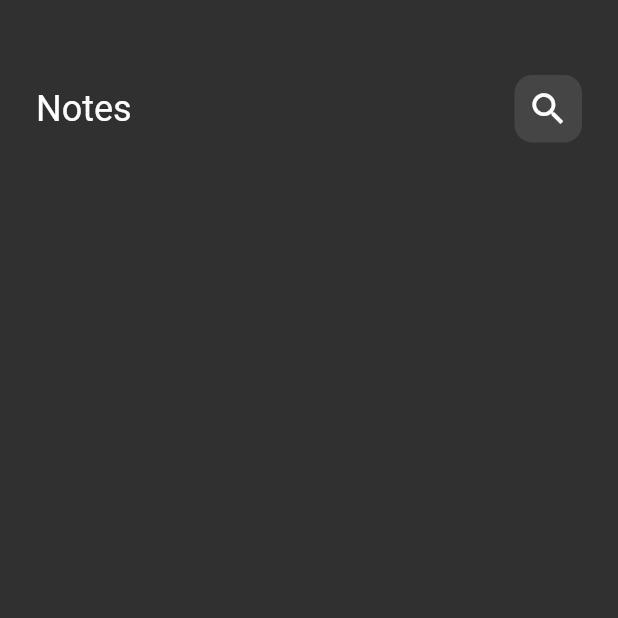
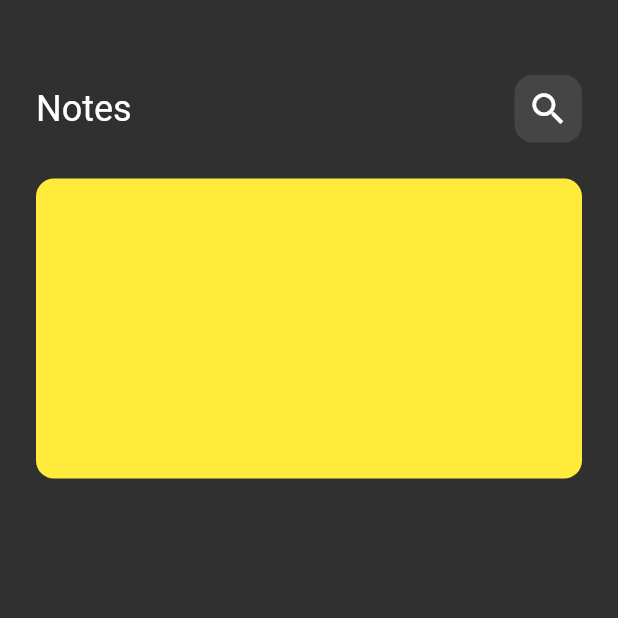
Before and after one commit to MohaamedHamdy/notes_app_hive, a Flutter app: the screen it shows after launch, on a phone screen of 412 x 824 dp, the top half of it. Run offline on Flutter 3.47's test engine with Material 2 defaults, Android fonts, the phone set to English and light mode, and no system bars.

Commit message:
create notes item (not done)

```diff
--- a/lib/views/widgets/notes_view_body.dart
+++ b/lib/views/widgets/notes_view_body.dart
@@ -16,8 +16,53 @@ class NotesScreenBody extends StatelessWidget {
       child: Column(
         children: [
           CustomAppBar(),
+          SizedBox(
+            height: 24,
+          ),
+          CustomNotesItem(),
         ],
       ),
     );
   }
 }
+
+class CustomNotesItem extends StatelessWidget {
+  const CustomNotesItem({super.key});
+
+  @override
+  Widget build(BuildContext context) {
+    return Container(
+      width: double.infinity,
+      height: 200,
+      margin: const EdgeInsets.only(bottom: 10),
+      decoration: BoxDecoration(
+        color: Colors.yellow,
+        borderRadius: BorderRadius.circular(12.0),
+      ),
+      child: const Row(
+        children: [
+          LeftSection(),
+          RightSection(),
+        ],
+      ),
+    );
+  }
+}
+
+class LeftSection extends StatelessWidget {
+  const LeftSection({super.key});
+
+  @override
+  Widget build(BuildContext context) {
+    return Column();
+  }
+}
+
+class RightSection extends StatelessWidget {
+  const RightSection({super.key});
+
+  @override
+  Widget build(BuildContext context) {
+    return Column();
+  }
+}
```
